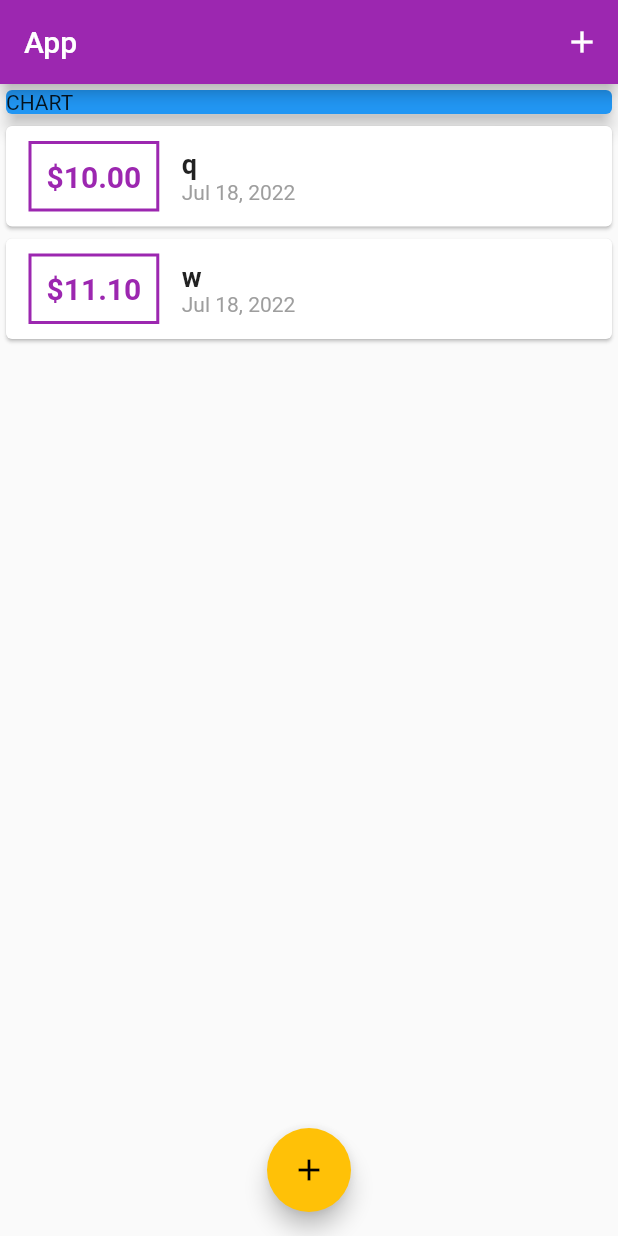
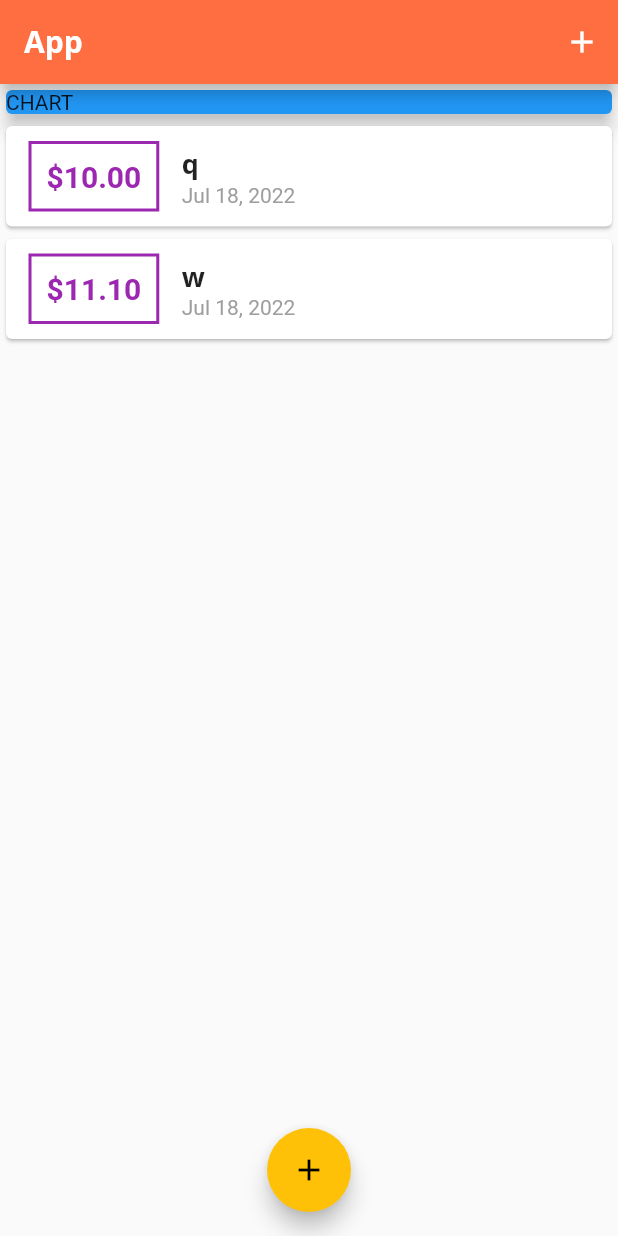
Before and after one commit to boyk0/pesonal-expenses-app, a Flutter app: the screen it shows after launch, on a phone screen of 412 x 824 dp. Run offline on Flutter 3.47's test engine with Material 2 defaults, Android fonts, the phone set to English and light mode, and no system bars.

Commit message:
add text style

```diff
--- a/lib/main.dart
+++ b/lib/main.dart
@@ -17,9 +17,22 @@ class MyApp extends StatelessWidget {
       theme: ThemeData(
         primarySwatch: Colors.purple,
         accentColor: Colors.amber,
-        // appBarTheme: AppBarTheme(
-        //   color: Colors.deepOrangeAccent,
-        // )
+        fontFamily: 'Quicksand',
+        textTheme: ThemeData.light().textTheme.copyWith(
+          titleMedium: TextStyle(
+            fontFamily: 'OpenSans',
+            fontWeight: FontWeight.bold,
+            fontSize: 18,
+          )
+        ),
+        appBarTheme: AppBarTheme(
+          color: Colors.deepOrangeAccent,
+          titleTextStyle: TextStyle(
+            fontFamily: 'OpenSans',
+            fontSize: 20,
+            fontWeight: FontWeight.bold
+          ),
+        ),
       ),
       home: MyHomePage(),
     );
@@ -66,7 +79,12 @@ class _MyHomePageState extends State<MyHomePage> {
   Widget build(BuildContext context) {
     return Scaffold(
       appBar: AppBar(
-        title: Text('App'),
+        title: Text(
+          'App',
+          style: TextStyle(
+            fontFamily: 'OpenSans'
+          ),
+        ),
         actions: <Widget>[
           IconButton(
             onPressed: () => _startAddNewTransaction(context),
--- a/lib/widgets/transaction_list.dart
+++ b/lib/widgets/transaction_list.dart
@@ -43,10 +43,7 @@ class TransactionList extends StatelessWidget {
                     children: [
                       Text(
                         transactions[i].title,
-                        style: TextStyle(
-                          fontSize: 18,
-                          fontWeight: FontWeight.bold,
-                        ),
+                        style: Theme.of(context).textTheme.titleMedium,
                       ),
                       Text(
                         DateFormat.yMMMd().format(transactions[i].date),
```
Also changed, not shown: pubspec.yaml (+12 -6 lines), assets/fonts/OpenSans-Bold.ttf (added), assets/fonts/OpenSans-Regular.ttf (added), assets/fonts/Quicksand-Bold.ttf (added), assets/fonts/Quicksand-Light.ttf (added), assets/fonts/Quicksand-Medium.ttf (added), assets/fonts/Quicksand-Regular.ttf (added).
